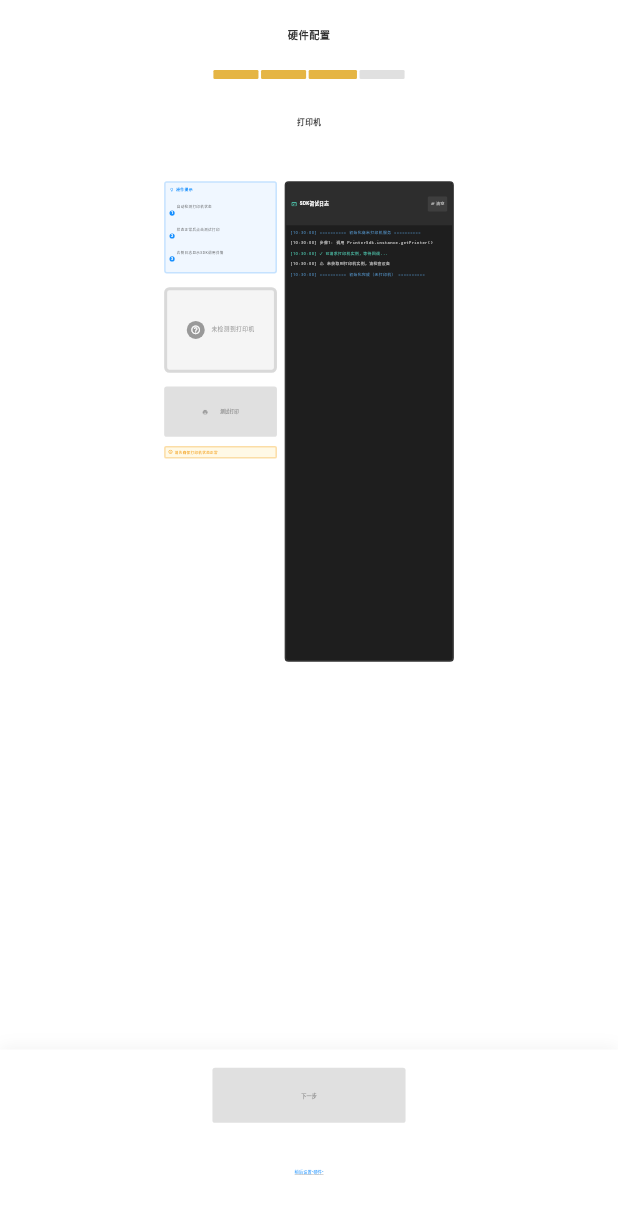
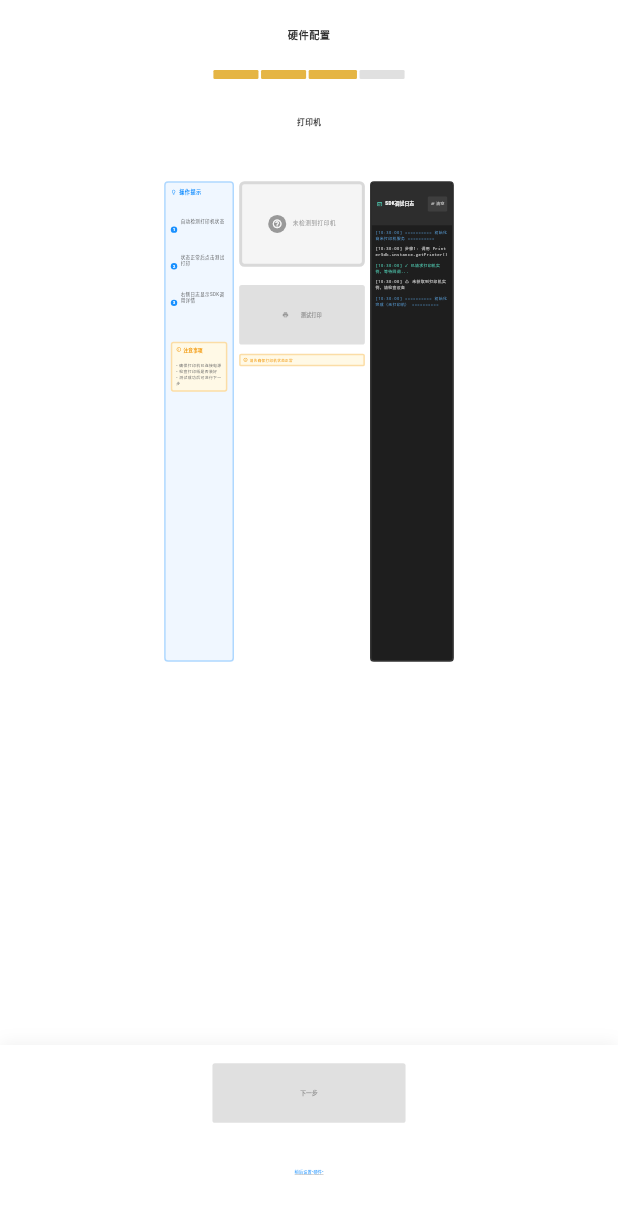
Before and after one commit to jiang-jian/CashierRedmeptionCount, a Flutter app: the PrinterSetupPage widget shown alone on an empty page, opened directly, on a phone screen of 412 x 824 dp. Shown: the top 1214 px of the screen. Run offline on Flutter 3.47's test engine with Material 3 defaults, Android fonts, the phone set to English and light mode, and no system bars; our stand-ins replace connectivity_plus, dio, flutter_screenutil, get, go_router, page_transition and 1 more; missing offline and left inert: android_intent_plus, nfc_manager, sunmi_flutter_plugin_printer, window_manager; accounts and stored records are empty.

Commit message:
feat(device-setup): 优化打印机配置页面UI布局和状态显示
- 调整页面布局为三栏结构：左侧操作提示(25%) + 中间状态检测(45%) + 右侧日志(30%)
- 在打印机状态显示中添加中文说明，格式为英文状态(中文说明)
- 修复按钮文字显示问题，增加按钮高度和内边距
- 优化操作提示面板，添加详细的操作步骤和注意事项
- 统一三个面板高度，提升整体视觉协调性

```diff
--- a/lib/modules/device_setup/views/printer_setup_page.dart
+++ b/lib/modules/device_setup/views/printer_setup_page.dart
@@ -25,48 +25,61 @@ class PrinterSetupPage extends GetView<DeviceSetupController> {
     );
   }
 
-  /// 主内容区域 - 左右分栏布局
+  /// 主内容区域 - 三栏布局
   Widget _buildMainContent() {
     return Row(
       crossAxisAlignment: CrossAxisAlignment.start,
       children: [
-        // 左侧：操作区域（40%宽度）
+        // 左侧：操作提示区域（25%宽度）
         Expanded(
-          flex: 4,
-          child: _buildLeftPanel(),
+          flex: 25,
+          child: _buildInstructionsPanel(),
         ),
 
-        SizedBox(width: 24.w),
+        SizedBox(width: 16.w),
 
-        // 右侧：调试日志（60%宽度）
+        // 中间：打印机状态检测和测试区域（45%宽度）
         Expanded(
-          flex: 6,
+          flex: 45,
+          child: _buildCenterPanel(),
+        ),
+
+        SizedBox(width: 16.w),
+
+        // 右侧：调试日志区域（30%宽度）
+        Expanded(
+          flex: 30,
           child: _buildDebugLogPanel(),
         ),
       ],
     );
   }
 
-  /// 左侧面板：操作提示 + 状态 + 按钮
-  Widget _buildLeftPanel() {
+  /// 左侧面板：操作提示
+  Widget _buildInstructionsPanel() {
+    return Column(
+      crossAxisAlignment: CrossAxisAlignment.start,
+      children: [
+        _buildInstructions(),
+      ],
+    );
+  }
+
+  /// 中间面板：打印机状态检测和测试区域
+  Widget _buildCenterPanel() {
     final printerService = Get.find<SunmiPrinterService>();
     final checkStatus = controller.printerCheckStatus.value;
 
     return Column(
       crossAxisAlignment: CrossAxisAlignment.start,
       children: [
-        // 操作提示（左侧，紧凑版）
-        _buildInstructions(),
-
-        SizedBox(height: 12.h),
-
-        // 打印机状态（紧凑版）
+        // 打印机状态显示
         PrinterStatusDisplay(
           statusInfo: printerService.printerStatus.value,
           isChecking: checkStatus == 'checking',
         ),
 
-        SizedBox(height: 12.h),
+        SizedBox(height: 16.h),
 
         // 操作按钮
         _buildActionButtons(),
@@ -74,12 +87,12 @@ class PrinterSetupPage extends GetView<DeviceSetupController> {
     );
   }
 
-  /// 右侧面板：调试日志（紧凑版）
+  /// 右侧面板：调试日志
   Widget _buildDebugLogPanel() {
     final printerService = Get.find<SunmiPrinterService>();
 
     return Container(
-      height: 420.h,
+      height: 420.h, // 与左侧面板保持相同高度
       decoration: BoxDecoration(
         color: const Color(0xFF1E1E1E),
         borderRadius: BorderRadius.circular(12.r),
@@ -217,14 +230,56 @@ class PrinterSetupPage extends GetView<DeviceSetupController> {
     );
   }
 
-  /// 操作提示（紧凑版，左侧显示）
+  /// 操作提示（左侧独立面板）
   Widget _buildInstructions() {
     return Container(
+      height: 420.h, // 与右侧日志区域保持相同高度
+      padding: EdgeInsets.all(16.w),
+      decoration: BoxDecoration(
+        color: const Color(0xFFF0F7FF),
+        borderRadius: BorderRadius.circular(12.r),
+        border: Border.all(color: const Color(0xFF1890FF).withValues(alpha: 0.3)),
+      ),
+      child: Column(
+        crossAxisAlignment: CrossAxisAlignment.start,
+        children: [
+          // 标题
+          Row(
+            children: [
+              Icon(
+                Icons.lightbulb_outline,
+                size: 18.sp,
+                color: const Color(0xFF1890FF),
+              ),
+              SizedBox(width: 8.w),
+              Text(
+                '操作提示',
+                style: TextStyle(
+                  fontSize: 16.sp,
+                  fontWeight: FontWeight.bold,
+                  color: const Color(0xFF1890FF),
+                ),
+              ),
+            ],
+          ),
+          SizedBox(height: 20.h),
+
+          // 操作步骤
+          _buildInstructionItem('1', '自动检测打印机状态'),
+          SizedBox(height: 12.h),
+          _buildInstructionItem('2', '状态正常后点击测试打印'),
+          SizedBox(height: 12.h),
+          _buildInstructionItem('3', '右侧日志显示SDK调用详情'),
+
+          SizedBox(height: 24.h),
+
+          // 注意事项
+          Container(
             padding: EdgeInsets.all(12.w),
             decoration: BoxDecoration(
-        color: const Color(0xFFF0F7FF),
+              color: const Color(0xFFFFF9E6),
               borderRadius: BorderRadius.circular(8.r),
-        border: Border.all(color: const Color(0xFF1890FF).withValues(alpha: 0.2)),
+              border: Border.all(color: const Color(0xFFF39C12).withValues(alpha: 0.3)),
             ),
             child: Column(
               crossAxisAlignment: CrossAxisAlignment.start,
@@ -232,39 +287,45 @@ class PrinterSetupPage extends GetView<DeviceSetupController> {
                 Row(
                   children: [
                     Icon(
-                Icons.lightbulb_outline,
-                size: 14.sp,
-                color: const Color(0xFF1890FF),
+                      Icons.info_outline,
+                      size: 16.sp,
+                      color: const Color(0xFFF39C12),
                     ),
                     SizedBox(width: 6.w),
                     Text(
-                '操作提示',
+                      '注意事项',
                       style: TextStyle(
-                  fontSize: 12.sp,
+                        fontSize: 14.sp,
                         fontWeight: FontWeight.bold,
-                  color: const Color(0xFF1890FF),
+                        color: const Color(0xFFF39C12),
                       ),
                     ),
                   ],
                 ),
-          SizedBox(height: 6.h),
-          _buildInstructionItem('1', '自动检测打印机状态'),
-          _buildInstructionItem('2', '状态正常后点击测试打印'),
-          _buildInstructionItem('3', '右侧日志显示SDK调用详情'),
+                SizedBox(height: 8.h),
+                Text(
+                  '• 确保打印机已连接电源\n• 检查打印纸是否装好\n• 测试成功后可进行下一步',
+                  style: TextStyle(
+                    fontSize: 12.sp,
+                    color: const Color(0xFF666666),
+                    height: 1.5,
+                  ),
+                ),
+              ],
+            ),
+          ),
         ],
       ),
     );
   }
 
   Widget _buildInstructionItem(String number, String text) {
-    return Padding(
-      padding: EdgeInsets.only(top: 4.h),
-      child: Row(
+    return Row(
       crossAxisAlignment: CrossAxisAlignment.start,
       children: [
         Container(
-            width: 16.w,
-            height: 16.h,
+          width: 20.w,
+          height: 20.h,
           alignment: Alignment.center,
           decoration: BoxDecoration(
             color: const Color(0xFF1890FF),
@@ -273,25 +334,24 @@ class PrinterSetupPage extends GetView<DeviceSetupController> {
           child: Text(
             number,
             style: TextStyle(
-                fontSize: 10.sp,
+              fontSize: 12.sp,
               fontWeight: FontWeight.bold,
               color: Colors.white,
             ),
           ),
         ),
-          SizedBox(width: 6.w),
+        SizedBox(width: 10.w),
         Expanded(
           child: Text(
             text,
             style: TextStyle(
-                fontSize: 11.sp,
+              fontSize: 14.sp,
               color: const Color(0xFF333333),
-                height: 1.3,
+              height: 1.4,
             ),
           ),
         ),
       ],
-      ),
     );
   }
 
@@ -304,28 +364,29 @@ class PrinterSetupPage extends GetView<DeviceSetupController> {
 
     return Column(
       children: [
-        // 重新检测按钮（紧凑版）
+        // 重新检测按钮
         if (checkStatus == 'error' || checkStatus == 'warning' || checkStatus == 'ready')
           Container(
-            margin: EdgeInsets.only(bottom: 8.h),
+            margin: EdgeInsets.only(bottom: 12.h),
             width: double.infinity,
+            height: 48.h, // 增加按钮高度
             child: OutlinedButton.icon(
               onPressed: checkStatus == 'checking' ? null : controller.checkPrinterStatus,
-              icon: Icon(Icons.refresh, size: 16.sp),
+              icon: Icon(Icons.refresh, size: 18.sp),
               label: Text(
                 '重新检测',
                 style: TextStyle(
-                  fontSize: 13.sp,
+                  fontSize: 15.sp,
                   fontWeight: FontWeight.w500,
                 ),
               ),
               style: OutlinedButton.styleFrom(
-                minimumSize: Size(double.infinity, 40.h),
                 foregroundColor: const Color(0xFF1890FF),
-                side: const BorderSide(color: Color(0xFF1890FF)),
+                side: const BorderSide(color: Color(0xFF1890FF), width: 1.5),
                 shape: RoundedRectangleBorder(
                   borderRadius: BorderRadius.circular(8.r),
                 ),
+                padding: EdgeInsets.symmetric(horizontal: 16.w, vertical: 12.h),
               ),
             ),
           ),
@@ -333,25 +394,25 @@ class PrinterSetupPage extends GetView<DeviceSetupController> {
         // 测试打印按钮（只有打印机正常时才开放）
         SizedBox(
           width: double.infinity,
-          height: 44.h,
+          height: 52.h, // 增加按钮高度
           child: ElevatedButton.icon(
             onPressed: isPrinterReady && !isTesting
                 ? controller.testPrintReceipt
                 : null,
             icon: isTesting
                 ? SizedBox(
-                    width: 16.w,
-                    height: 16.h,
+                    width: 18.w,
+                    height: 18.h,
                     child: const CircularProgressIndicator(
                       strokeWidth: 2,
                       valueColor: AlwaysStoppedAnimation<Color>(Colors.white),
                     ),
                   )
-                : Icon(Icons.print, size: 18.sp),
+                : Icon(Icons.print, size: 20.sp),
             label: Text(
               isTesting ? '正在打印...' : '测试打印',
               style: TextStyle(
-                fontSize: 14.sp,
+                fontSize: 16.sp,
                 fontWeight: FontWeight.bold,
               ),
             ),
@@ -363,6 +424,7 @@ class PrinterSetupPage extends GetView<DeviceSetupController> {
               shape: RoundedRectangleBorder(
                 borderRadius: BorderRadius.circular(8.r),
               ),
+              padding: EdgeInsets.symmetric(horizontal: 16.w, vertical: 14.h),
               elevation: 0,
             ),
           ),
@@ -489,7 +551,7 @@ class PrinterSetupPage extends GetView<DeviceSetupController> {
             // 下一步按钮
             SizedBox(
               width: double.infinity,
-              height: 48.h,
+              height: 52.h, // 增加按钮高度
               child: ElevatedButton(
                 onPressed: isCompleted ? controller.completeSetup : null,
                 style: ElevatedButton.styleFrom(
@@ -500,12 +562,13 @@ class PrinterSetupPage extends GetView<DeviceSetupController> {
                   shape: RoundedRectangleBorder(
                     borderRadius: BorderRadius.circular(8.r),
                   ),
+                  padding: EdgeInsets.symmetric(horizontal: 24.w, vertical: 14.h),
                   elevation: 0,
                 ),
                 child: Text(
                   '下一步',
                   style: TextStyle(
-                    fontSize: 16.sp,
+                    fontSize: 18.sp,
                     fontWeight: FontWeight.bold,
                   ),
                 ),
--- a/lib/modules/device_setup/widgets/printer_status_display.dart
+++ b/lib/modules/device_setup/widgets/printer_status_display.dart
@@ -139,7 +139,7 @@ class PrinterStatusDisplay extends StatelessWidget {
             SizedBox(height: 6.h),
             _buildDetailRow('名称', detailInfo.printerName ?? '--'),
             SizedBox(height: 6.h),
-            _buildDetailRow('状态', detailInfo.printerStatus ?? '--'),
+            _buildDetailRow('状态', _formatStatusWithChinese(detailInfo.printerStatus ?? '--')),
             SizedBox(height: 6.h),
             _buildDetailRow('类型', detailInfo.printerType ?? '--'),
             SizedBox(height: 6.h),
@@ -255,7 +255,7 @@ class PrinterStatusDisplay extends StatelessWidget {
             SizedBox(height: 6.h),
             _buildDetailRow('名称', detailInfo.printerName ?? '--'),
             SizedBox(height: 6.h),
-            _buildDetailRow('状态', detailInfo.printerStatus ?? '--'),
+            _buildDetailRow('状态', _formatStatusWithChinese(detailInfo.printerStatus ?? '--')),
             SizedBox(height: 6.h),
             _buildDetailRow('类型', detailInfo.printerType ?? '--'),
             SizedBox(height: 6.h),
@@ -334,7 +334,7 @@ class PrinterStatusDisplay extends StatelessWidget {
             SizedBox(height: 6.h),
             _buildDetailRow('名称', detailInfo.printerName ?? '--'),
             SizedBox(height: 6.h),
-            _buildDetailRow('状态', detailInfo.printerStatus ?? '--'),
+            _buildDetailRow('状态', _formatStatusWithChinese(detailInfo.printerStatus ?? '--')),
             SizedBox(height: 6.h),
             _buildDetailRow('类型', detailInfo.printerType ?? '--'),
             SizedBox(height: 6.h),
@@ -403,4 +403,45 @@ class PrinterStatusDisplay extends StatelessWidget {
 
     return message;
   }
+
+  /// 格式化状态显示，添加中文说明
+  /// 格式：英文状态(中文说明)
+  String _formatStatusWithChinese(String englishStatus) {
+    if (englishStatus == '--' || englishStatus.isEmpty) {
+      return '--';
+    }
+
+    final upperStatus = englishStatus.toUpperCase();
+    String chineseDescription = '';
+
+    // 根据英文状态添加对应的中文说明
+    if (upperStatus.contains('READY')) {
+      chineseDescription = '准备就绪';
+    } else if (upperStatus.contains('ERR_PAPER_OUT') || upperStatus.contains('PAPER_OUT')) {
+      chineseDescription = '缺纸错误';
+    } else if (upperStatus.contains('ERR_PAPER_JAM') || upperStatus.contains('PAPER_JAM')) {
+      chineseDescription = '卡纸错误';
+    } else if (upperStatus.contains('ERR_PAPER_MISMATCH') || upperStatus.contains('PAPER_MISMATCH')) {
+      chineseDescription = '纸张不匹配错误';
+    } else if (upperStatus.contains('OFFLINE')) {
+      chineseDescription = '设备离线';
+    } else if (upperStatus.contains('COMM')) {
+      chineseDescription = '通信异常';
+    } else if (upperStatus.startsWith('ERR_')) {
+      chineseDescription = '设备错误';
+    } else if (upperStatus.startsWith('WARN_') || upperStatus.contains('WARNING')) {
+      chineseDescription = '设备警告';
+    } else if (upperStatus.contains('UNKNOWN')) {
+      chineseDescription = '状态未知';
+    } else if (upperStatus.contains('BUSY')) {
+      chineseDescription = '设备忙碌';
+    } else if (upperStatus.contains('STANDBY')) {
+      chineseDescription = '待机状态';
+    } else {
+      // 对于未识别的状态，不添加中文说明
+      return englishStatus;
+    }
+
+    return '$englishStatus($chineseDescription)';
+  }
 }
```
Lines whose indentation alone changed are shown as unchanged.
